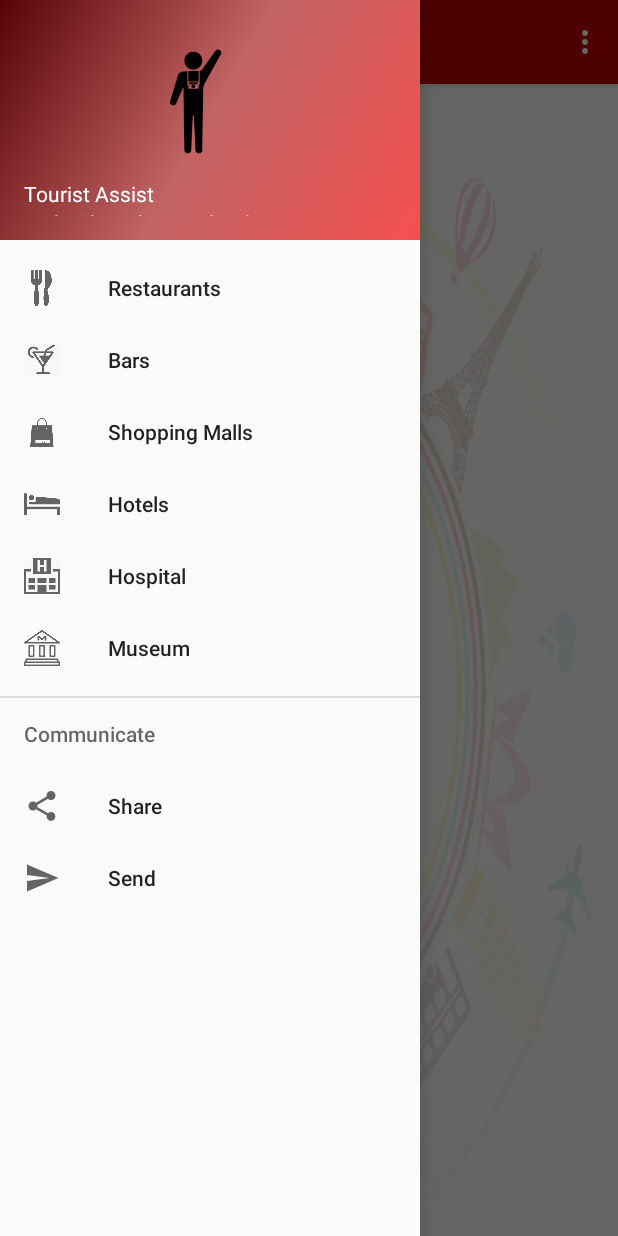
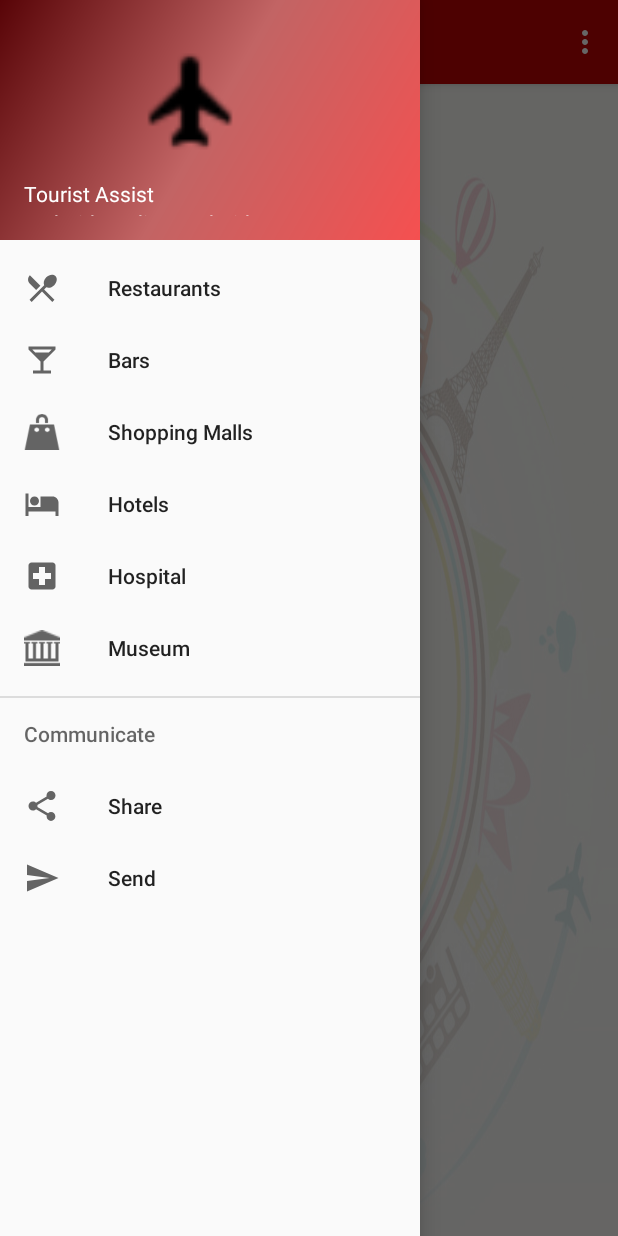
Before and after one commit to FatemaT/software-engineering-Project, an Android app: the MainNavigation screen opened directly, with no data from a screen before it, with the side drawer open, on a phone screen of 412 x 824 dp. Run offline under Robolectric (Android 15) with nearby library versions, the phone set to English and light mode, and no system bars.

Commit message:
navigationbar

```diff
--- /dev/null
+++ b/TouristAssist/app/src/main/res/drawable/ic_local_bar_24dp.xml
@@ -0,0 +1,9 @@
+<vector xmlns:android="http://schemas.android.com/apk/res/android"
+        android:width="24dp"
+        android:height="24dp"
+        android:viewportWidth="24.0"
+        android:viewportHeight="24.0">
+    <path
+        android:fillColor="#FF000000"
+        android:pathData="M11,13v6H6v2h12v-2h-5v-6l8,-8V3H3v2l8,8zM7.5,7l-2,-2h13l-2,2h-9z"/>
+</vector>
--- /dev/null
+++ b/TouristAssist/app/src/main/res/drawable/ic_local_hospital_24dp.xml
@@ -0,0 +1,9 @@
+<vector xmlns:android="http://schemas.android.com/apk/res/android"
+        android:width="24dp"
+        android:height="24dp"
+        android:viewportWidth="24.0"
+        android:viewportHeight="24.0">
+    <path
+        android:fillColor="#FF000000"
+        android:pathData="M19,3H5c-1.1,0 -1.99,0.9 -1.99,2L3,19c0,1.1 0.9,2 2,2h14c1.1,0 2,-0.9 2,-2V5c0,-1.1 -0.9,-2 -2,-2zm-1,11h-4v4h-4v-4H6v-4h4V6h4v4h4v4z"/>
+</vector>
--- /dev/null
+++ b/TouristAssist/app/src/main/res/drawable/ic_local_hotel_24dp.xml
@@ -0,0 +1,9 @@
+<vector xmlns:android="http://schemas.android.com/apk/res/android"
+        android:width="24dp"
+        android:height="24dp"
+        android:viewportWidth="24.0"
+        android:viewportHeight="24.0">
+    <path
+        android:fillColor="#FF000000"
+        android:pathData="M7,13c1.66,0 3,-1.34 3,-3S8.66,7 7,7s-3,1.34 -3,3 1.34,3 3,3zm12,-6h-8v7H3V5H1v15h2v-3h18v3h2v-9c0,-2.21 -1.79,-4 -4,-4z"/>
+</vector>
--- /dev/null
+++ b/TouristAssist/app/src/main/res/drawable/ic_local_restaurant_24dp.xml
@@ -0,0 +1,9 @@
+<vector xmlns:android="http://schemas.android.com/apk/res/android"
+        android:width="24dp"
+        android:height="24dp"
+        android:viewportWidth="24.0"
+        android:viewportHeight="24.0">
+    <path
+        android:fillColor="#FF000000"
+        android:pathData="M8.1,13.34l2.83,-2.83L3.91,3.5c-1.56,1.56 -1.56,4.09 0,5.66l4.19,4.18zm6.78,-1.81c1.53,0.71 3.68,0.21 5.27,-1.38 1.91,-1.91 2.28,-4.65 0.81,-6.12 -1.46,-1.46 -4.2,-1.1 -6.12,0.81 -1.59,1.59 -2.09,3.74 -1.38,5.27L3.7,19.87l1.41,1.41L12,14.41l6.88,6.88 1.41,-1.41L13.41,13l1.47,-1.47z"/>
+</vector>
--- /dev/null
+++ b/TouristAssist/app/src/main/res/drawable/ic_terrain_24dp.xml
@@ -0,0 +1,9 @@
+<vector xmlns:android="http://schemas.android.com/apk/res/android"
+        android:width="24dp"
+        android:height="24dp"
+        android:viewportWidth="24.0"
+        android:viewportHeight="24.0">
+    <path
+        android:fillColor="#FF000000"
+        android:pathData="M14,6l-3.75,5 2.85,3.8 -1.6,1.2C9.81,13.75 7,10 7,10l-6,8h22L14,6z"/>
+</vector>
--- a/TouristAssist/app/src/main/res/menu/activity_main_navigation_drawer.xml
+++ b/TouristAssist/app/src/main/res/menu/activity_main_navigation_drawer.xml
@@ -4,11 +4,11 @@
     <group android:checkableBehavior="single">
         <item
             android:id="@+id/nav_restaurant"
-            android:icon="@drawable/restaurant"
+            android:icon="@drawable/ic_local_restaurant_24dp"
             android:title="Restaurants" />
         <item
             android:id="@+id/nav_bar"
-            android:icon="@drawable/bar"
+            android:icon="@drawable/ic_local_bar_24dp"
             android:title="Bars" />
         <item
             android:id="@+id/nav_malls"
@@ -16,11 +16,11 @@
             android:title="Shopping Malls" />
         <item
             android:id="@+id/nav_hotel"
-            android:icon="@drawable/hotel"
+            android:icon="@drawable/ic_local_hotel_24dp"
             android:title="Hotels" />
         <item
             android:id="@+id/nav_hospital"
-            android:icon="@drawable/hospital"
+            android:icon="@drawable/ic_local_hospital_24dp"
             android:title="Hospital" />
         <item
             android:id="@+id/nav_museum"
```
Also changed, not shown: TouristAssist/app/src/main/res/drawable/bar.png (deleted), TouristAssist/app/src/main/res/drawable/hospital.png (deleted), TouristAssist/app/src/main/res/drawable/hotel.png (deleted), TouristAssist/app/src/main/res/drawable/museum.png, TouristAssist/app/src/main/res/drawable/navlogo.png, TouristAssist/app/src/main/res/drawable/shopping.png.
